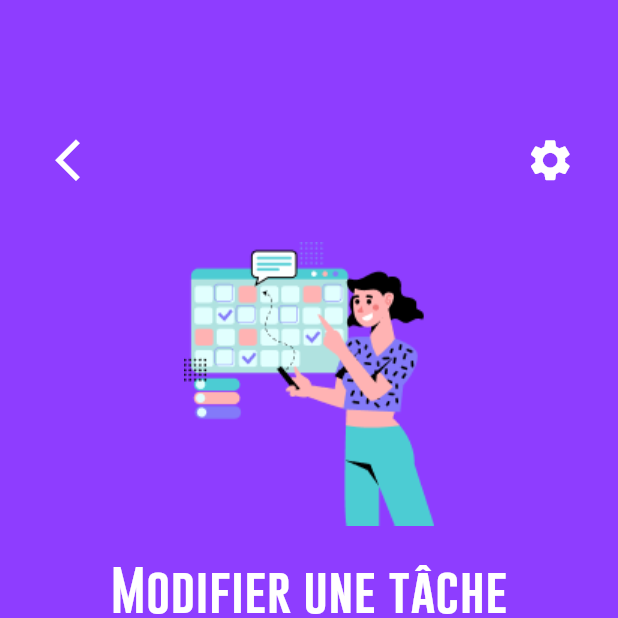
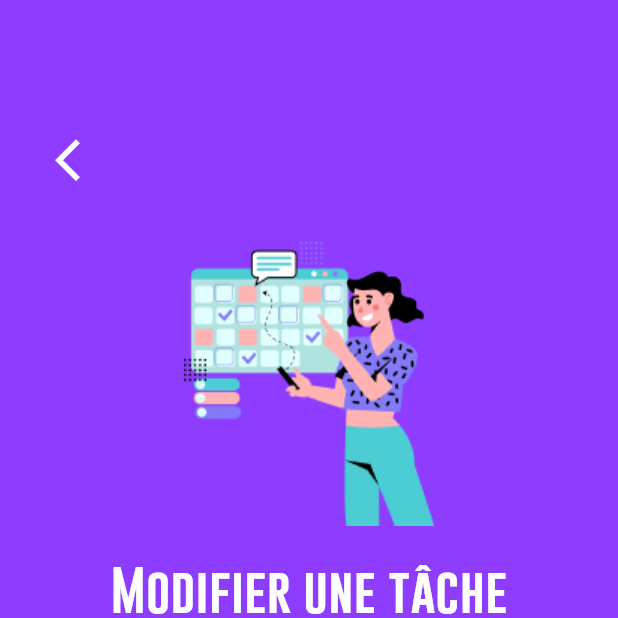
Before and after one commit to Enfyyys/valor_impact, a Flutter app: the CreateTask screen opened directly, after a tap on the "arrow back ios new" icon, after a tap on "Modifier", on a phone screen of 412 x 824 dp, the top half of it. Run offline on Flutter 3.47's test engine with Material 3 defaults, Android fonts, the phone set to English and light mode, and no system bars; our stand-ins replace flutter_bloc, sqflite; accounts and stored records are empty.

Commit message:
maj infos sommaire + suppr boutons settings :sob:

```diff
--- a/lib/blocs/assigned_to_cubit.dart
+++ b/lib/blocs/assigned_to_cubit.dart
@@ -16,6 +16,9 @@ class AssignedToCubit extends Cubit<List<AssignedTo>> {
       AssignedTo(idUser: 1, idTask: 1, assignedDate: DateTime.utc(1989, 11, 9), isFinished: false),
       AssignedTo(idUser: 1, idTask: 2, assignedDate: DateTime.utc(1989, 11, 9), isFinished: false),
       AssignedTo(idUser: 1, idTask: 3, assignedDate: DateTime.utc(1989, 11, 9), isFinished: true),
+      AssignedTo(idUser: 2, idTask: 1, assignedDate: DateTime.utc(1989, 11, 9), isFinished: false),
+      AssignedTo(idUser: 2, idTask: 2, assignedDate: DateTime.utc(1989, 11, 9), isFinished: false),
+      AssignedTo(idUser: 2, idTask: 3, assignedDate: DateTime.utc(1989, 11, 9), isFinished: true),
     ]);
   }
 
--- a/lib/blocs/task_cubit.dart
+++ b/lib/blocs/task_cubit.dart
@@ -14,9 +14,9 @@ class TaskCubit extends Cubit<List<Task>> {
 
     emit(
       [
-        Task(idTask: 1, taskDescription: "Organiser une journée de bénévolat pour les employés avec au moins 50 % de participation.", moneyWorth: 50.0, taskType: TaskTypeEnum.societe, startDate: DateTime.utc(1989, 11, 9), endDate:DateTime.utc(2089, 11, 9)),
-        Task(idTask: 2, taskDescription: "Réaliser au moins 70 % des achats auprès de fournisseurs locaux ou certifiés équitables.", moneyWorth: 50.0, taskType: TaskTypeEnum.economie, startDate: DateTime.utc(1989, 11, 9), endDate:DateTime.utc(2089, 11, 9)),
-        Task(idTask: 3, taskDescription: "Atteindre un taux de recyclage minimum de 60 % pour les déchets produits par l'entreprise.", moneyWorth: 50.0, taskType: TaskTypeEnum.environnement, startDate: DateTime.utc(1989, 11, 9), endDate:DateTime.utc(2089, 11, 9)),
+        Task(idTask: 1, taskDescription: "Organiser une journée de bénévolat pour les employés avec au moins 50 % de participation.", moneyWorth: 50.0, taskType: TaskTypeEnum.societe, startDate: DateTime.utc(1989, 11, 9), endDate:DateTime.utc(2024, 11, 9)),
+        Task(idTask: 2, taskDescription: "Réaliser au moins 70 % des achats auprès de fournisseurs locaux ou certifiés équitables.", moneyWorth: 50.0, taskType: TaskTypeEnum.economie, startDate: DateTime.utc(1989, 11, 9), endDate:DateTime.utc(2024, 7, 7)),
+        Task(idTask: 3, taskDescription: "Atteindre un taux de recyclage minimum de 60 % pour les déchets produits par l'entreprise.", moneyWorth: 50.0, taskType: TaskTypeEnum.environnement, startDate: DateTime.utc(1989, 11, 9), endDate:DateTime.utc(2024, 10, 10)),
         /*for (final taskMap in tasksMap)
           Task(
             idTask: taskMap['id_task'],
--- a/lib/views/add_task.dart
+++ b/lib/views/add_task.dart
@@ -44,15 +44,6 @@ class _AddTask extends State<AddTask> {
                       context,
                       MaterialPageRoute(builder: (context) => const Home()),
                     );
-                  },
-                ),
-                IconButton(
-                  icon: const Icon(Icons.settings, color: Colors.white, size: 33.0,),
-                  onPressed: () {
-                    /*Navigator.push(
-                      context,
-                      MaterialPageRoute(builder: (context) => const Profile()),
-                    );*/
                   },
                 ),
               ],
--- a/lib/views/create_task.dart
+++ b/lib/views/create_task.dart
@@ -82,19 +82,6 @@ class _CreateTask extends State<CreateTask> {
                         context,
                         MaterialPageRoute(builder: (context) => const AddTask()),
                       );
-                    },
-                  ),
-                  IconButton(
-                    icon: const Icon(
-                      Icons.settings,
-                      color: Colors.white,
-                      size: 33.0,
-                    ),
-                    onPressed: () {
-                      // Navigator.push(
-                      //   context,
-                      //   MaterialPageRoute(builder: (context) => const Profile()),
-                      // );
                     },
                   ),
                 ],
--- a/lib/views/update_task.dart
+++ b/lib/views/update_task.dart
@@ -86,19 +86,6 @@ class _UpdateTask extends State<UpdateTask> {
                         context,
                         MaterialPageRoute(builder: (context) => const AddTask()),
                       );
-                    },
-                  ),
-                  IconButton(
-                    icon: const Icon(
-                      Icons.settings,
-                      color: Colors.white,
-                      size: 33.0,
-                    ),
-                    onPressed: () {
-                      // Navigator.push(
-                      //   context,
-                      //   MaterialPageRoute(builder: (context) => const Profile()),
-                      // );
                     },
                   ),
                 ],
--- a/lib/views/welcome.dart
+++ b/lib/views/welcome.dart
@@ -109,7 +109,7 @@ class _Welcome extends State<Welcome> {
                             Image.asset('assets/images/taches.png'),
                             const SizedBox(height: 10),
                             Text(
-                              "Nombre total de tâches : 28",
+                              "Nombre total de tâches : ${taskCubit.getTasks().length}",
                               style: AppStyles.textStyleBase16,
                             ),
                           ],
@@ -130,7 +130,7 @@ class _Welcome extends State<Welcome> {
                                 mainAxisAlignment: MainAxisAlignment.center,
                                 children: [
                                   Text(
-                                    "Nombre de tâches \n complétées: 18",
+                                    "Nombre de tâches \n complétées: ${assignedToCubit.getFinishedTasksByUser(currentUser!.idUser).length}",
                                     style: AppStyles.textStyleBase8,
                                   ),
                                   const SizedBox(width: 10),
@@ -151,7 +151,7 @@ class _Welcome extends State<Welcome> {
                                 mainAxisAlignment: MainAxisAlignment.center,
                                 children: [
                                   Text(
-                                    "Nombre de tâches \n en attentes: 10",
+                                    "Nombre de tâches \n en attentes: ${assignedToCubit.getUnfinishedTasksByUser(currentUser.idUser).length}",
                                     style: AppStyles.textStyleBase8,
                                   ),
                                   const SizedBox(width: 10),
```
Also changed, not shown: lib/views/benefit_list.dart (+0 -9 lines), lib/views/profile.dart (+0 -9 lines).
